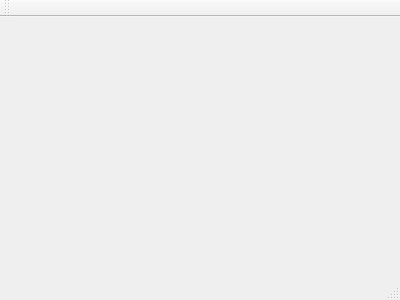
Old version of the form mainwindow.ui in the repository Painkhw/Train_Num-RFID-Reader.
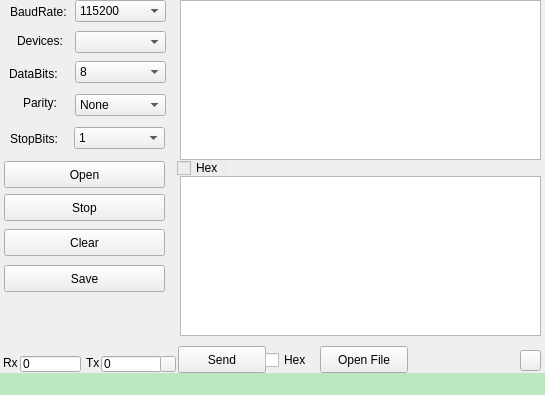
New version of the form. Icons and pictures are not drawn.

Diff of the .ui file:
```diff
--- a/mainwindow.ui
+++ b/mainwindow.ui
@@ -1,24 +1,563 @@
 <ui version="4.0">
  <class>MainWindow</class>
- <widget class="QMainWindow" name="MainWindow" >
-  <property name="geometry" >
+ <widget class="QMainWindow" name="MainWindow">
+  <property name="windowModality">
+   <enum>Qt::NonModal</enum>
+  </property>
+  <property name="geometry">
    <rect>
     <x>0</x>
     <y>0</y>
-    <width>400</width>
-    <height>300</height>
+    <width>545</width>
+    <height>395</height>
    </rect>
   </property>
   <property name="windowTitle" >
    <string>MainWindow</string>
   </property>
-  <widget class="QMenuBar" name="menuBar" />
-  <widget class="QToolBar" name="mainToolBar" />
-  <widget class="QWidget" name="centralWidget" />
-  <widget class="QStatusBar" name="statusBar" />
+  <property name="windowIcon">
+   <iconset>
+    <normaloff>serial1.ico</normaloff>serial1.ico</iconset>
+  </property>
+  <property name="locale">
+   <locale language="Chinese" country="China"/>
+  </property>
+  <property name="toolButtonStyle">
+   <enum>Qt::ToolButtonIconOnly</enum>
+  </property>
+  <property name="animated">
+   <bool>true</bool>
+  </property>
+  <property name="documentMode">
+   <bool>false</bool>
+  </property>
+  <property name="tabShape">
+   <enum>QTabWidget::Rounded</enum>
+  </property>
+  <property name="dockNestingEnabled">
+   <bool>false</bool>
+  </property>
+  <property name="unifiedTitleAndToolBarOnMac">
+   <bool>false</bool>
+  </property>
+  <widget class="QWidget" name="centralWidget">
+   <widget class="QLabel" name="label">
+    <property name="geometry">
+     <rect>
+      <x>10</x>
+      <y>5</y>
+      <width>63</width>
+      <height>13</height>
+     </rect>
+    </property>
+    <property name="text">
+     <string>BaudRate:</string>
+    </property>
+   </widget>
+   <widget class="QLabel" name="label_2">
+    <property name="geometry">
+     <rect>
+      <x>9</x>
+      <y>67</y>
+      <width>63</width>
+      <height>13</height>
+     </rect>
+    </property>
+    <property name="text">
+     <string>DataBits:</string>
+    </property>
+   </widget>
+   <widget class="QLabel" name="label_3">
+    <property name="geometry">
+     <rect>
+      <x>23</x>
+      <y>95</y>
+      <width>51</width>
+      <height>16</height>
+     </rect>
+    </property>
+    <property name="text">
+     <string>Parity:</string>
+    </property>
+   </widget>
+   <widget class="QLabel" name="label_4">
+    <property name="geometry">
+     <rect>
+      <x>10</x>
+      <y>132</y>
+      <width>63</width>
+      <height>13</height>
+     </rect>
+    </property>
+    <property name="text">
+     <string>StopBits:</string>
+    </property>
+   </widget>
+   <widget class="QLabel" name="label_5">
+    <property name="geometry">
+     <rect>
+      <x>17</x>
+      <y>33</y>
+      <width>60</width>
+      <height>16</height>
+     </rect>
+    </property>
+    <property name="text">
+     <string>Devices:</string>
+    </property>
+   </widget>
+   <widget class="QComboBox" name="cB_BaudRate">
+    <property name="geometry">
+     <rect>
+      <x>75</x>
+      <y>0</y>
+      <width>91</width>
+      <height>22</height>
+     </rect>
+    </property>
+    <property name="currentIndex">
+     <number>9</number>
+    </property>
+    <item>
+     <property name="text">
+      <string>300</string>
+     </property>
+    </item>
+    <item>
+     <property name="text">
+      <string>600</string>
+     </property>
+    </item>
+    <item>
+     <property name="text">
+      <string>1200</string>
+     </property>
+    </item>
+    <item>
+     <property name="text">
+      <string>2400</string>
+     </property>
+    </item>
+    <item>
+     <property name="text">
+      <string>4800</string>
+     </property>
+    </item>
+    <item>
+     <property name="text">
+      <string>9600</string>
+     </property>
+    </item>
+    <item>
+     <property name="text">
+      <string>19200</string>
+     </property>
+    </item>
+    <item>
+     <property name="text">
+      <string>38400</string>
+     </property>
+    </item>
+    <item>
+     <property name="text">
+      <string>57600</string>
+     </property>
+    </item>
+    <item>
+     <property name="text">
+      <string>115200</string>
+     </property>
+    </item>
+    <item>
+     <property name="text">
+      <string>230400</string>
+     </property>
+    </item>
+    <item>
+     <property name="text">
+      <string>460800</string>
+     </property>
+    </item>
+    <item>
+     <property name="text">
+      <string>921600</string>
+     </property>
+    </item>
+    <item>
+     <property name="text">
+      <string>2000000</string>
+     </property>
+    </item>
+    <item>
+     <property name="text">
+      <string>3000000</string>
+     </property>
+    </item>
+    <item>
+     <property name="text">
+      <string>4000000</string>
+     </property>
+    </item>
+   </widget>
+   <widget class="QComboBox" name="cB_Devices">
+    <property name="geometry">
+     <rect>
+      <x>75</x>
+      <y>31</y>
+      <width>91</width>
+      <height>22</height>
+     </rect>
+    </property>
+   </widget>
+   <widget class="QComboBox" name="cB_DataBits">
+    <property name="geometry">
+     <rect>
+      <x>75</x>
+      <y>61</y>
+      <width>91</width>
+      <height>22</height>
+     </rect>
+    </property>
+    <item>
+     <property name="text">
+      <string>8</string>
+     </property>
+    </item>
+    <item>
+     <property name="text">
+      <string>7</string>
+     </property>
+    </item>
+    <item>
+     <property name="text">
+      <string>6</string>
+     </property>
+    </item>
+    <item>
+     <property name="text">
+      <string>5</string>
+     </property>
+    </item>
+   </widget>
+   <widget class="QComboBox" name="cB_Parity">
+    <property name="geometry">
+     <rect>
+      <x>75</x>
+      <y>94</y>
+      <width>91</width>
+      <height>22</height>
+     </rect>
+    </property>
+    <item>
+     <property name="text">
+      <string>None</string>
+     </property>
+    </item>
+    <item>
+     <property name="text">
+      <string>Even</string>
+     </property>
+    </item>
+    <item>
+     <property name="text">
+      <string>Odd</string>
+     </property>
+    </item>
+    <item>
+     <property name="text">
+      <string>Space</string>
+     </property>
+    </item>
+    <item>
+     <property name="text">
+      <string>Mark</string>
+     </property>
+    </item>
+   </widget>
+   <widget class="QComboBox" name="cB_StopBits">
+    <property name="geometry">
+     <rect>
+      <x>74</x>
+      <y>127</y>
+      <width>91</width>
+      <height>22</height>
+     </rect>
+    </property>
+    <item>
+     <property name="text">
+      <string>1</string>
+     </property>
+    </item>
+    <item>
+     <property name="text">
+      <string>2</string>
+     </property>
+    </item>
+   </widget>
+   <widget class="QTextEdit" name="tE_RecData">
+    <property name="geometry">
+     <rect>
+      <x>180</x>
+      <y>0</y>
+      <width>361</width>
+      <height>160</height>
+     </rect>
+    </property>
+    <property name="mouseTracking">
+     <bool>false</bool>
+    </property>
+    <property name="readOnly">
+     <bool>true</bool>
+    </property>
+    <property name="placeholderText">
+     <string/>
+    </property>
+   </widget>
+   <widget class="QTextEdit" name="tE_SendData">
+    <property name="geometry">
+     <rect>
+      <x>180</x>
+      <y>176</y>
+      <width>361</width>
+      <height>160</height>
+     </rect>
+    </property>
+   </widget>
+   <widget class="QPushButton" name="pB_Send">
+    <property name="geometry">
+     <rect>
+      <x>178</x>
+      <y>346</y>
+      <width>88</width>
+      <height>27</height>
+     </rect>
+    </property>
+    <property name="text">
+     <string>Send</string>
+    </property>
+   </widget>
+   <widget class="QPushButton" name="pB_Open">
+    <property name="geometry">
+     <rect>
+      <x>4</x>
+      <y>161</y>
+      <width>161</width>
+      <height>27</height>
+     </rect>
+    </property>
+    <property name="text">
+     <string>Open</string>
+    </property>
+   </widget>
+   <widget class="QPushButton" name="pB_Clear">
+    <property name="geometry">
+     <rect>
+      <x>4</x>
+      <y>229</y>
+      <width>161</width>
+      <height>27</height>
+     </rect>
+    </property>
+    <property name="text">
+     <string>Clear</string>
+    </property>
+   </widget>
+   <widget class="QPushButton" name="pB_Save">
+    <property name="geometry">
+     <rect>
+      <x>4</x>
+      <y>265</y>
+      <width>161</width>
+      <height>27</height>
+     </rect>
+    </property>
+    <property name="text">
+     <string>Save</string>
+    </property>
+   </widget>
+   <widget class="QPushButton" name="pB_OpenFile">
+    <property name="geometry">
+     <rect>
+      <x>320</x>
+      <y>346</y>
+      <width>88</width>
+      <height>27</height>
+     </rect>
+    </property>
+    <property name="text">
+     <string>Open File</string>
+    </property>
+   </widget>
+   <widget class="QCheckBox" name="checkBox_Send">
+    <property name="geometry">
+     <rect>
+      <x>265</x>
+      <y>350</y>
+      <width>50</width>
+      <height>20</height>
+     </rect>
+    </property>
+    <property name="text">
+     <string>Hex</string>
+    </property>
+   </widget>
+   <widget class="QCheckBox" name="checkBox_Rec">
+    <property name="geometry">
+     <rect>
+      <x>177</x>
+      <y>160</y>
+      <width>51</width>
+      <height>16</height>
+     </rect>
+    </property>
+    <property name="focusPolicy">
+     <enum>Qt::StrongFocus</enum>
+    </property>
+    <property name="toolTipDuration">
+     <number>-1</number>
+    </property>
+    <property name="styleSheet">
+     <string notr="true">background-color:rgb(237, 237, 237)</string>
+    </property>
+    <property name="text">
+     <string>Hex</string>
+    </property>
+   </widget>
+   <widget class="QLabel" name="label_6">
+    <property name="geometry">
+     <rect>
+      <x>3</x>
+      <y>355</y>
+      <width>21</width>
+      <height>16</height>
+     </rect>
+    </property>
+    <property name="text">
+     <string>Rx</string>
+    </property>
+   </widget>
+   <widget class="QLabel" name="label_7">
+    <property name="geometry">
+     <rect>
+      <x>86</x>
+      <y>355</y>
+      <width>21</width>
+      <height>16</height>
+     </rect>
+    </property>
+    <property name="text">
+     <string>Tx</string>
+    </property>
+   </widget>
+   <widget class="QLineEdit" name="lE_RxNumber">
+    <property name="geometry">
+     <rect>
+      <x>20</x>
+      <y>356</y>
+      <width>61</width>
+      <height>16</height>
+     </rect>
+    </property>
+    <property name="text">
+     <string>0</string>
+    </property>
+   </widget>
+   <widget class="QLineEdit" name="lE_TxNumber">
+    <property name="geometry">
+     <rect>
+      <x>101</x>
+      <y>356</y>
+      <width>61</width>
+      <height>16</height>
+     </rect>
+    </property>
+    <property name="text">
+     <string>0</string>
+    </property>
+   </widget>
+   <widget class="QPushButton" name="pB_RTClear">
+    <property name="geometry">
+     <rect>
+      <x>160</x>
+      <y>356</y>
+      <width>16</width>
+      <height>16</height>
+     </rect>
+    </property>
+    <property name="text">
+     <string/>
+    </property>
+    <property name="icon">
+     <iconset>
+      <normaloff>../../../../../../usr/share/icons/default.kde4/16x16/actions/edit-delete.png</normaloff>../../../../../../usr/share/icons/default.kde4/16x16/actions/edit-delete.png</iconset>
+    </property>
+   </widget>
+   <widget class="QPushButton" name="pB_About">
+    <property name="geometry">
+     <rect>
+      <x>520</x>
+      <y>350</y>
+      <width>21</width>
+      <height>21</height>
+     </rect>
+    </property>
+    <property name="text">
+     <string/>
+    </property>
+    <property name="icon">
+     <iconset>
+      <normaloff>../../../../../../usr/share/icons/default.kde4/16x16/actions/help-about.png</normaloff>../../../../../../usr/share/icons/default.kde4/16x16/actions/help-about.png</iconset>
+    </property>
+   </widget>
+   <widget class="QPushButton" name="pB_Stop">
+    <property name="geometry">
+     <rect>
+      <x>4</x>
+      <y>194</y>
+      <width>161</width>
+      <height>27</height>
+     </rect>
+    </property>
+    <property name="text">
+     <string>Stop</string>
+    </property>
+   </widget>
+  </widget>
+  <widget class="QMenuBar" name="menuBar">
+   <property name="geometry">
+    <rect>
+     <x>0</x>
+     <y>0</y>
+     <width>545</width>
+     <height>19</height>
+    </rect>
+   </property>
+  </widget>
+  <widget class="QStatusBar" name="statusBar">
+   <property name="enabled">
+    <bool>true</bool>
+   </property>
+   <property name="contextMenuPolicy">
+    <enum>Qt::DefaultContextMenu</enum>
+   </property>
+   <property name="acceptDrops">
+    <bool>false</bool>
+   </property>
+   <property name="autoFillBackground">
+    <bool>false</bool>
+   </property>
+   <property name="styleSheet">
+    <string notr="true">background-color: rgb(186, 232, 191);</string>
+   </property>
+   <property name="inputMethodHints">
+    <set>Qt::ImhNone</set>
+   </property>
+   <property name="sizeGripEnabled">
+    <bool>true</bool>
+   </property>
+  </widget>
  </widget>
- <layoutDefault spacing="6" margin="11" />
- <pixmapfunction></pixmapfunction>
+ <layoutdefault spacing="6" margin="11"/>
  <resources/>
  <connections/>
 </ui>
```
Left out of the diff: 5 changed lines with no effect on the pictures.
